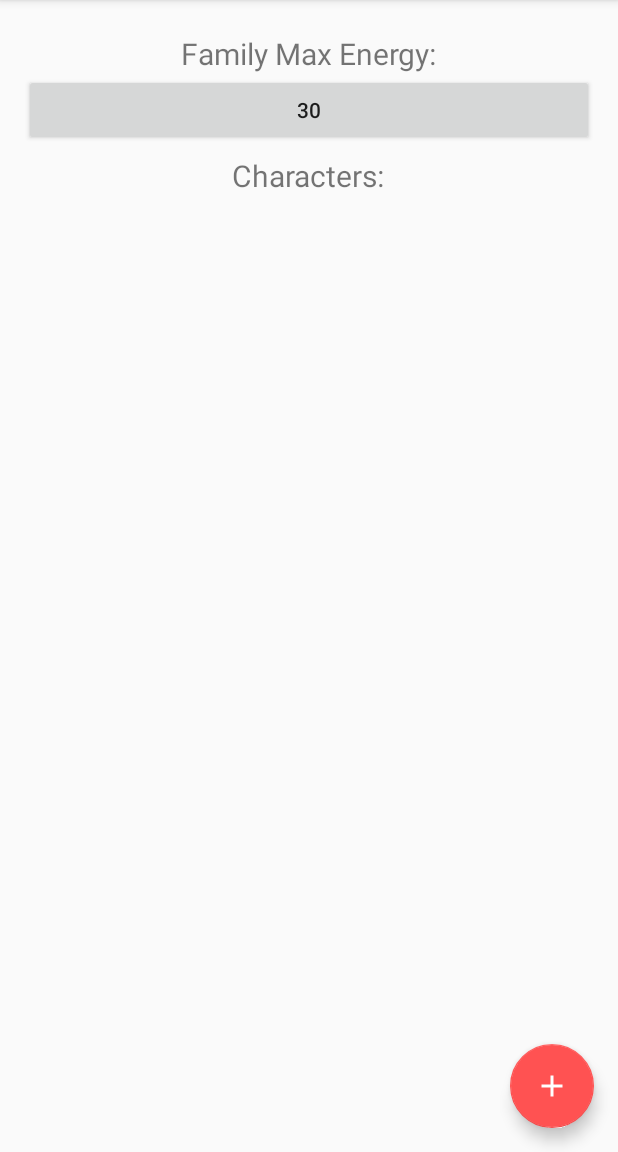
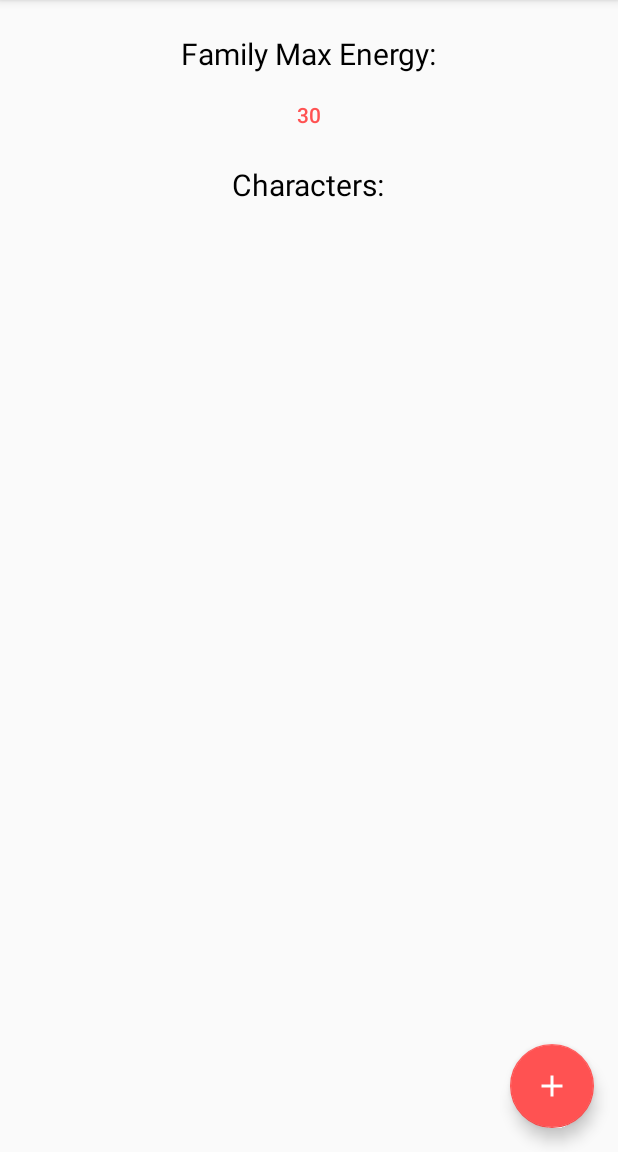
Before and after one commit to dtyau/BDONotifier, an Android app: the screen it shows after launch (MainActivity), on a phone screen of 412 x 824 dp, the part 84-1236 px from its top. Run offline under Robolectric (Android 15) with nearby library versions, the light colour scheme and no system bars; 1 statement that could not run was skipped.

Commit message:
Push all the things.

```diff
--- a/app/src/main/java/bdonotifier/studiau/com/bdonotifier/NotifyService.java
+++ b/app/src/main/java/bdonotifier/studiau/com/bdonotifier/NotifyService.java
@@ -86,8 +86,9 @@ public class NotifyService extends Service {
                         .setSmallIcon(R.drawable.android_white)
                         .setContentTitle(title)
                         .setContentText(text)
+                        .setDefaults(Notification.DEFAULT_SOUND)
+                        .setDefaults(Notification.DEFAULT_VIBRATE)
                         .setLights(Color.GREEN, 500, 500)
-                        .setVibrate(new long[] {500, 500, 500, 500 } )
                         .setWhen(time)
                         .setGroup(GROUP_KEY_NOTIFICATIONS)
                         .setAutoCancel(true);
--- a/app/src/main/res/layout/content_main.xml
+++ b/app/src/main/res/layout/content_main.xml
@@ -14,43 +14,41 @@
     tools:showIn="@layout/activity_main">
 
     <TextView
+        style="@style/MyCharacterText"
         android:id="@+id/maxEnergy"
         android:layout_width="wrap_content"
         android:layout_height="wrap_content"
         android:layout_gravity="center"
         android:paddingTop="6sp"
-        android:textSize="20sp"
         android:text="Family Max Energy:" />
 
     <Button
+        style="?android:attr/buttonBarButtonStyle"
         android:id="@+id/maxEnergyButton"
         android:layout_width="match_parent"
         android:layout_height="wrap_content"
-        android:layout_below="@id/maxEnergy"
         android:onClick="setMaxEnergy" />
 
     <TextView
+        style="@style/MyCharacterText"
         android:id="@+id/characterList"
         android:layout_width="wrap_content"
         android:layout_height="wrap_content"
         android:layout_gravity="center"
-        android:layout_below="@id/maxEnergyButton"
         android:paddingTop="6sp"
         android:paddingBottom="2sp"
-        android:textSize="20sp"
         android:text="Characters:" />
 
     <ScrollView
         android:layout_width="match_parent"
-        android:layout_height="wrap_content"
+        android:layout_height="0dp"
         android:scrollbars="none"
         android:layout_weight="1">
 
         <TableLayout
             android:id="@+id/characterTable"
             android:layout_width="match_parent"
-            android:layout_height="wrap_content"
-            android:layout_below="@id/characterList">
+            android:layout_height="wrap_content">
         </TableLayout>
 
     </ScrollView>
--- a/app/src/main/res/values-v21/styles.xml
+++ b/app/src/main/res/values-v21/styles.xml
@@ -1,4 +1,4 @@
-<resources>>
+<resources>
 
     <style name="AppTheme.NoActionBar">
         <item name="windowActionBar">false</item>
--- a/app/src/main/res/values/colors.xml
+++ b/app/src/main/res/values/colors.xml
@@ -3,5 +3,6 @@
     <color name="colorPrimary">#424242</color>
     <color name="colorPrimaryDark">#212121</color>
     <color name="colorAccent">#FF5252</color>
-    <color name="colorText">#87000000</color>
+    <color name="colorText">#000000</color>
+    <color name="colorHint">#87000000</color>
 </resources>
--- a/app/src/main/res/values/styles.xml
+++ b/app/src/main/res/values/styles.xml
@@ -6,6 +6,7 @@
         <item name="colorPrimary">@color/colorPrimary</item>
         <item name="colorPrimaryDark">@color/colorPrimaryDark</item>
         <item name="colorAccent">@color/colorAccent</item>
+        <item name="android:buttonStyle">?android:attr/buttonBarButtonStyle</item>
     </style>
 
     <style name="AppTheme.NoActionBar">
@@ -17,9 +18,25 @@
 
     <style name="AppTheme.PopupOverlay" parent="ThemeOverlay.AppCompat.Dark" />
 
-    <style name="MyNormalText">
+    <style name="MyAlertDialogTheme" parent="Theme.AppCompat.Light.Dialog.Alert">
+        <!-- Used for the buttons -->
+        <item name="colorAccent">@color/colorAccent</item>
+        <!-- Used for the title and text -->
+        <item name="android:textColorPrimary">@color/colorText</item>
+
+    </style>
+
+    <style name="MyCharacterText">
         <item name="android:textSize">20sp</item>
         <item name="android:textColor">@color/colorText</item>
     </style>
+    <style name="MyCharacterSubText">
+        <item name="android:textSize">14sp</item>
+        <item name="android:textColor">@color/colorText</item>
+    </style>
+    <style name="MyButtonText">
+        <item name="android:textSize">14sp</item>
+        <item name="android:textColor">@color/colorAccent</item>
+    </style>
 
 </resources>
```
Also changed, not shown: app/src/main/java/bdonotifier/studiau/com/bdonotifier/MainActivity.java (+83 -47 lines), app/src/main/java/bdonotifier/studiau/com/bdonotifier/MyButton.java (added, +23 -0 lines), app/src/main/java/bdonotifier/studiau/com/bdonotifier/MyTextView.java (added, +23 -0 lines), 1 other file.
